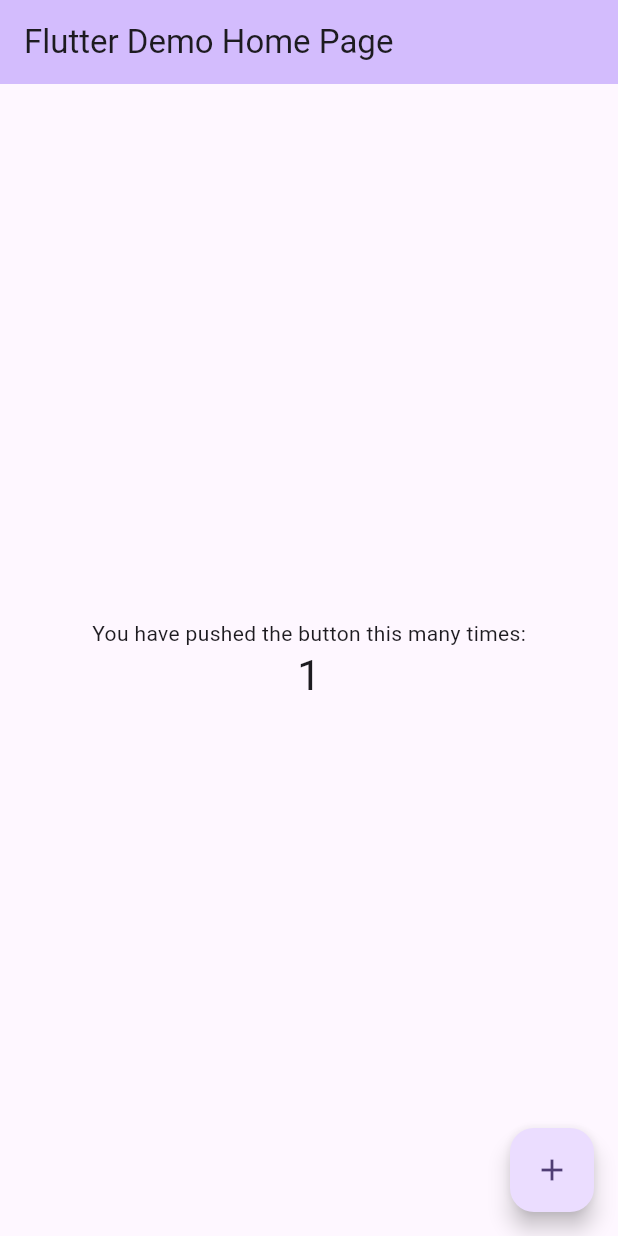
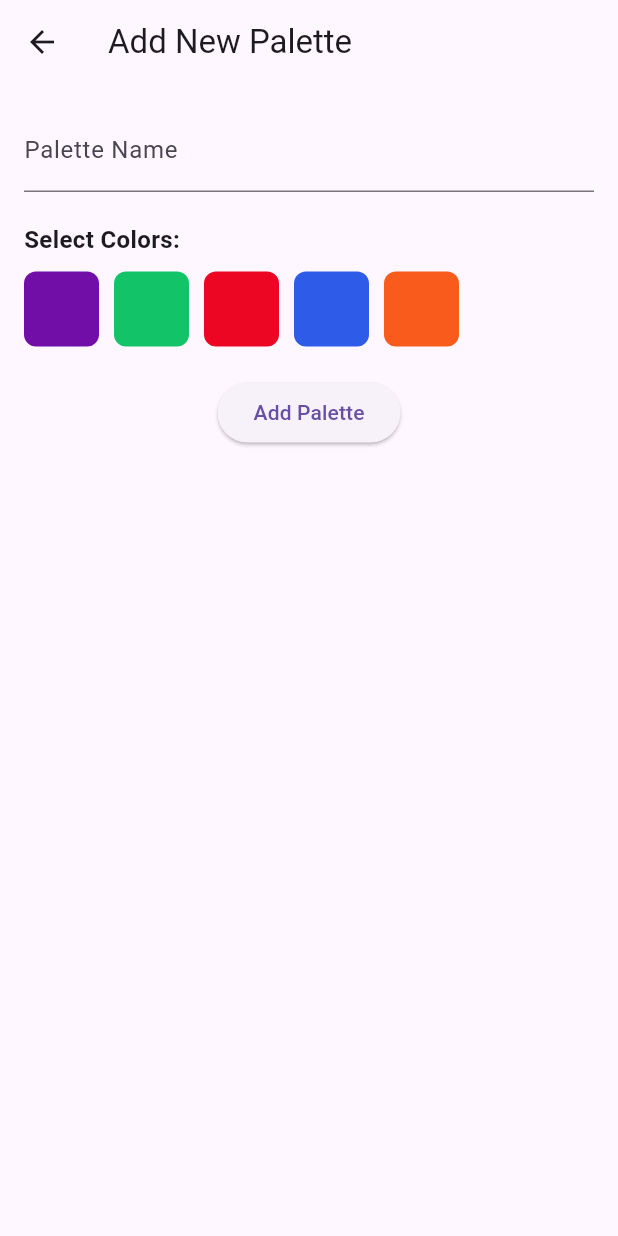
Before and after one commit to hinasahammed/color_palette_generator_app, a Flutter app: the screen it shows after launch, after a tap on the "add" icon, on a phone screen of 412 x 824 dp. Run offline on Flutter 3.47's test engine with Material 3 defaults, Android fonts, the phone set to English and light mode, and no system bars.

Commit message:
first commit

```diff
--- a/lib/main.dart
+++ b/lib/main.dart
@@ -1,125 +1,29 @@
+import 'package:color_palette_generator_app/views/splash.dart';
 import 'package:flutter/material.dart';
-
+import 'package:provider/provider.dart';
+import 'viewmodels/color_palette_viewmodel.dart';
+import 'viewmodels/theme_viewmodel.dart';
+import 'views/home_view.dart';
+import 'theme/app_theme.dart';
 void main() {
-  runApp(const MyApp());
+  runApp(MyApp());
 }
-
 class MyApp extends StatelessWidget {
-  const MyApp({super.key});
-
-  // This widget is the root of your application.
   @override
   Widget build(BuildContext context) {
-    return MaterialApp(
-      title: 'Flutter Demo',
-      theme: ThemeData(
-        // This is the theme of your application.
-        //
-        // TRY THIS: Try running your application with "flutter run". You'll see
-        // the application has a purple toolbar. Then, without quitting the app,
-        // try changing the seedColor in the colorScheme below to Colors.green
-        // and then invoke "hot reload" (save your changes or press the "hot
-        // reload" button in a Flutter-supported IDE, or press "r" if you used
-        // the command line to start the app).
-        //
-        // Notice that the counter didn't reset back to zero; the application
-        // state is not lost during the reload. To reset the state, use hot
-        // restart instead.
-        //
-        // This works for code too, not just values: Most code changes can be
-        // tested with just a hot reload.
-        colorScheme: ColorScheme.fromSeed(seedColor: Colors.deepPurple),
-        useMaterial3: true,
+    return MultiProvider(
+      providers: [
+        ChangeNotifierProvider(create: (_) => ColorPaletteViewModel()..fetchPalettes()),
+        ChangeNotifierProvider(create: (_) => ThemeViewModel()),
+      ],
+      child: Consumer<ThemeViewModel>(
+        builder: (context, themeViewModel, child) {
+          return MaterialApp(debugShowCheckedModeBanner: false,
+            theme: themeViewModel.isDarkMode ? AppTheme.darkTheme : AppTheme.lightTheme,
+            home: SplashView(),
+          );
+        },
       ),
-      home: const MyHomePage(title: 'Flutter Demo Home Page'),
     );
   }
 }
-
-class MyHomePage extends StatefulWidget {
-  const MyHomePage({super.key, required this.title});
-
-  // This widget is the home page of your application. It is stateful, meaning
-  // that it has a State object (defined below) that contains fields that affect
-  // how it looks.
-
-  // This class is the configuration for the state. It holds the values (in this
-  // case the title) provided by the parent (in this case the App widget) and
-  // used by the build method of the State. Fields in a Widget subclass are
-  // always marked "final".
-
-  final String title;
-
-  @override
-  State<MyHomePage> createState() => _MyHomePageState();
-}
-
-class _MyHomePageState extends State<MyHomePage> {
-  int _counter = 0;
-
-  void _incrementCounter() {
-    setState(() {
-      // This call to setState tells the Flutter framework that something has
-      // changed in this State, which causes it to rerun the build method below
-      // so that the display can reflect the updated values. If we changed
-      // _counter without calling setState(), then the build method would not be
-      // called again, and so nothing would appear to happen.
-      _counter++;
-    });
-  }
-
-  @override
-  Widget build(BuildContext context) {
-    // This method is rerun every time setState is called, for instance as done
-    // by the _incrementCounter method above.
-    //
-    // The Flutter framework has been optimized to make rerunning build methods
-    // fast, so that you can just rebuild anything that needs updating rather
-    // than having to individually change instances of widgets.
-    return Scaffold(
-      appBar: AppBar(
-        // TRY THIS: Try changing the color here to a specific color (to
-        // Colors.amber, perhaps?) and trigger a hot reload to see the AppBar
-        // change color while the other colors stay the same.
-        backgroundColor: Theme.of(context).colorScheme.inversePrimary,
-        // Here we take the value from the MyHomePage object that was created by
-        // the App.build method, and use it to set our appbar title.
-        title: Text(widget.title),
-      ),
-      body: Center(
-        // Center is a layout widget. It takes a single child and positions it
-        // in the middle of the parent.
-        child: Column(
-          // Column is also a layout widget. It takes a list of children and
-          // arranges them vertically. By default, it sizes itself to fit its
-          // children horizontally, and tries to be as tall as its parent.
-          //
-          // Column has various properties to control how it sizes itself and
-          // how it positions its children. Here we use mainAxisAlignment to
-          // center the children vertically; the main axis here is the vertical
-          // axis because Columns are vertical (the cross axis would be
-          // horizontal).
-          //
-          // TRY THIS: Invoke "debug painting" (choose the "Toggle Debug Paint"
-          // action in the IDE, or press "p" in the console), to see the
-          // wireframe for each widget.
-          mainAxisAlignment: MainAxisAlignment.center,
-          children: <Widget>[
-            const Text(
-              'You have pushed the button this many times:',
-            ),
-            Text(
-              '$_counter',
-              style: Theme.of(context).textTheme.headlineMedium,
-            ),
-          ],
-        ),
-      ),
-      floatingActionButton: FloatingActionButton(
-        onPressed: _incrementCounter,
-        tooltip: 'Increment',
-        child: const Icon(Icons.add),
-      ), // This trailing comma makes auto-formatting nicer for build methods.
-    );
-  }
-}
--- /dev/null
+++ b/lib/model/color_palate_model.dart
@@ -0,0 +1,7 @@
+class ColorPalette {
+  final String id;
+  final String name;
+  final List<int> colors;
+
+  ColorPalette({required this.id, required this.name, required this.colors});
+}
--- /dev/null
+++ b/lib/services/palette_service.dart
@@ -0,0 +1,18 @@
+import 'package:color_palette_generator_app/model/color_palate_model.dart';
+
+
+class PaletteService {
+  static final List<ColorPalette> _palettes = [];
+
+  static List<ColorPalette> getPalettes() {
+    return _palettes;
+  }
+
+  static void addPalette(ColorPalette palette) {
+    _palettes.add(palette);
+  }
+
+  static void deletePalette(String id) {
+    _palettes.removeWhere((palette) => palette.id == id);
+  }
+}
--- /dev/null
+++ b/lib/theme/app_theme.dart
@@ -0,0 +1,13 @@
+import 'package:flutter/material.dart';
+
+class AppTheme {
+  static ThemeData lightTheme = ThemeData(
+    primarySwatch: Colors.blue,
+    brightness: Brightness.light,
+  );
+
+  static ThemeData darkTheme = ThemeData(
+    primarySwatch: Colors.blue,
+    brightness: Brightness.dark,
+  );
+}
--- /dev/null
+++ b/lib/utils/palette_generator.dart
@@ -0,0 +1,19 @@
+import 'dart:math';
+
+class PaletteGenerator {
+  static List<int> generateRandomColors(int count) {
+    Random random = Random();
+    return List.generate(count, (_) => random.nextInt(0xFFFFFF) + 0xFF000000);
+  }
+}
+
+   String generateCode() {
+    const String characters = "1234567890abcdef";
+    String code = "";
+
+    for (int i = 0; i < 6; i++) {
+      code += characters[Random().nextInt(characters.length)];
+    }
+
+    return "0xFF$code";
+  }
--- /dev/null
+++ b/lib/viewmodels/color_palette_viewmodel.dart
@@ -0,0 +1,31 @@
+
+import 'package:flutter/material.dart';
+import '../model/color_palate_model.dart';
+
+class ColorPaletteViewModel extends ChangeNotifier {
+  List<ColorPalette> _palettes = [];
+  bool _isLoading = false;
+
+  List<ColorPalette> get palettes => _palettes;
+  bool get isLoading => _isLoading;
+
+  void fetchPalettes() {
+    _palettes = [];
+    notifyListeners();
+  }
+
+  void addPalette(ColorPalette palette) {
+    _palettes.add(palette);
+    notifyListeners();
+  }
+
+  void deletePalette(String id) {
+    _palettes.removeWhere((palette) => palette.id == id);
+    notifyListeners();
+  }
+
+  void searchPalettes(String query) {
+    _palettes = _palettes.where((palette) => palette.name.contains(query)).toList();
+    notifyListeners();
+  }
+}
--- /dev/null
+++ b/lib/viewmodels/theme_viewmodel.dart
@@ -0,0 +1,12 @@
+import 'package:flutter/material.dart';
+
+class ThemeViewModel extends ChangeNotifier {
+  bool _isDarkMode = false;
+
+  bool get isDarkMode => _isDarkMode;
+
+  void toggleTheme() {
+    _isDarkMode = !_isDarkMode;
+    notifyListeners();
+  }
+}
--- /dev/null
+++ b/lib/views/add_palette_view.dart
@@ -0,0 +1,108 @@
+// ignore_for_file: library_private_types_in_public_api, use_key_in_widget_constructors
+
+import 'package:flutter/material.dart';
+import 'package:provider/provider.dart';
+import '../utils/palette_generator.dart';
+import '../viewmodels/color_palette_viewmodel.dart';
+import '../model/color_palate_model.dart';
+
+class AddPaletteView extends StatefulWidget {
+  @override
+  _AddPaletteViewState createState() => _AddPaletteViewState();
+}
+
+class _AddPaletteViewState extends State<AddPaletteView> {
+  final _formKey = GlobalKey<FormState>();
+  final _paletteNameController = TextEditingController();
+  List<int> randomColors = PaletteGenerator.generateRandomColors(5);
+  int? _selectedColor;
+
+  @override
+  Widget build(BuildContext context) {
+    return Scaffold(
+      resizeToAvoidBottomInset: true,
+      appBar: AppBar(title: Text('Add New Palette')),
+      body: SingleChildScrollView(
+        child: Padding(
+          padding: const EdgeInsets.all(16.0),
+          child: Form(
+            key: _formKey,
+            child: Column(
+              crossAxisAlignment: CrossAxisAlignment.start,
+              children: [
+                TextFormField(
+                  controller: _paletteNameController,
+                  decoration: InputDecoration(labelText: 'Palette Name'),
+                  validator: (value) {
+                    if (value == null || value.isEmpty) {
+                      return 'Please enter a name';
+                    }
+                    return null;
+                  },
+                ),
+               const SizedBox(height: 20),
+                const Text(
+                  'Select Colors:',
+                  style: TextStyle(fontSize: 16, fontWeight: FontWeight.bold),
+                ),
+               const SizedBox(height: 10),
+                Wrap(
+                  spacing: 10,
+                  runSpacing: 10,
+                  children: randomColors
+                      .map(
+                        (colorValue) => GestureDetector(
+                          onTap: () {
+                            setState(() {
+                              _selectedColor = colorValue;
+                            });
+                          },
+                          child: Container(
+                            width: 50,
+                            height: 50,
+                            decoration: BoxDecoration(
+                              color: Color(colorValue),
+                              borderRadius: BorderRadius.circular(8),
+                              border: Border.all(
+                                color: _selectedColor == colorValue
+                                    ? Colors.black
+                                    : Colors.transparent,
+                                width: 2,
+                              ),
+                            ),
+                          ),
+                        ),
+                      )
+                      .toList(),
+                ),
+                SizedBox(height: 20),
+                Center(
+                  child: ElevatedButton(
+                    onPressed: () {
+                      if (_formKey.currentState!.validate()) {
+                        final palette = ColorPalette(
+                          id: DateTime.now().toString(),
+                          name: _paletteNameController.text,
+                          colors: randomColors,
+                        );
+
+                        print('Added Palette: ${palette.name}');
+                        print('Colors: ${palette.colors}');
+
+                        Provider.of<ColorPaletteViewModel>(context,
+                                listen: false)
+                            .addPalette(palette);
+                        Navigator.pop(context);
+                      }
+                    },
+                    child: Text('Add Palette'),
+                  ),
+                ),
+              ],
+            ),
+          ),
+        ),
+      ),
+    );
+  }
+}
--- /dev/null
+++ b/lib/views/home_view.dart
@@ -0,0 +1,171 @@
+import 'dart:math';
+import 'package:flutter/material.dart';
+import 'package:provider/provider.dart';
+import '../viewmodels/color_palette_viewmodel.dart';
+import '../widgets/palette_card.dart';
+import 'add_palette_view.dart';
+
+class HomeView extends StatefulWidget {
+  @override
+  _HomeViewState createState() => _HomeViewState();
+}
+
+class _HomeViewState extends State<HomeView> with SingleTickerProviderStateMixin {
+  Color _backgroundColor = Colors.white;
+  double _fabRotation = 0;
+
+
+  Color _generateRandomColor() {
+    Random random = Random();
+    return Color.fromARGB(
+      255,
+      random.nextInt(256),
+      random.nextInt(256),
+      random.nextInt(256),
+    );
+  }
+
+  @override
+  Widget build(BuildContext context) {
+    return Scaffold(
+      backgroundColor: _backgroundColor,
+      appBar: AppBar(centerTitle: true,
+        title: Text('Color Palettes'),
+        actions: [
+          IconButton(
+            icon: const Icon(Icons.search),
+            onPressed: () {
+              showSearch(context: context, delegate: PaletteSearch());
+            },
+          ),
+        ],
+      ),
+      body: Consumer<ColorPaletteViewModel>(
+        builder: (context, viewModel, child) {
+          if (viewModel.isLoading) {
+            return const Center(child: CircularProgressIndicator());
+          }
+
+          if (viewModel.palettes.isEmpty) {
+            return const Center(
+              child: Text(
+                'No palettes available. Add one by clicking the button below.',
+                style: TextStyle(fontSize: 16, color: Colors.grey),
+              ),
+            );
+          }
+
+          return ListView.builder(
+            itemCount: viewModel.palettes.length,
+            itemBuilder: (context, index) {
+              final palette = viewModel.palettes[index];
+              return PaletteCard(
+                palette: palette,
+                onDelete: () => viewModel.deletePalette(palette.id),
+              );
+            },
+          );
+        },
+      ),
+      floatingActionButton: Column(
+        mainAxisSize: MainAxisSize.min,
+        crossAxisAlignment: CrossAxisAlignment.end,
+        children: [
+          FloatingActionButton(
+            onPressed: () {
+              setState(() {
+                _backgroundColor = _generateRandomColor();
+                _fabRotation += pi / 4;
+              });
+            },
+            child: const Icon(Icons.color_lens),
+            tooltip: 'Change Background Color',
+            heroTag: 'colorFab',
+          ),
+          const SizedBox(height: 16),
+          FloatingActionButton(
+            onPressed: () {
+              Navigator.push(
+                context,
+                MaterialPageRoute(builder: (context) => AddPaletteView()),
+              );
+            },
+            child: const Icon(Icons.add),
+            tooltip: 'Add Palette',
+            heroTag: 'addFab',
+          ),
+        ],
+      ),
+    );
+  }
+}
+class PaletteSearch extends SearchDelegate {
+  @override
+  List<Widget> buildActions(BuildContext context) {
+    return [
+      IconButton(
+        icon: Icon(Icons.clear),
+        onPressed: () {
+          query = '';
+        },
+      ),
+    ];
+  }
+
+  @override
+  Widget buildLeading(BuildContext context) {
+    return IconButton(
+      icon: const Icon(Icons.arrow_back),
+      onPressed: () {
+        close(context, null);
+      },
+    );
+  }
+
+  @override
+  Widget buildResults(BuildContext context) {
+    final viewModel = Provider.of<ColorPaletteViewModel>(context, listen: false);
+    final searchResults = viewModel.palettes
+        .where((palette) =>
+            palette.name.toLowerCase().contains(query.toLowerCase()))
+        .toList();
+
+    if (searchResults.isEmpty) {
+      return const Center(child: Text('No palettes found.'));
+    }
+
+    return ListView.builder(
+      itemCount: searchResults.length,
+      itemBuilder: (context, index) {
+        final palette = searchResults[index];
+        return PaletteCard(
+          palette: palette,
+          onDelete: () => viewModel.deletePalette(palette.id),
+        );
+      },
+    );
+  }
+
+  @override
+  Widget buildSuggestions(BuildContext context) {
+    final viewModel = Provider.of<ColorPaletteViewModel>(context, listen: false);
+    final suggestions = viewModel.palettes
+        .where((palette) =>
+            palette.name.toLowerCase().contains(query.toLowerCase()))
+        .toList();
+
+    return ListView.builder(
+      itemCount: suggestions.length,
+      itemBuilder: (context, index) {
+        final palette = suggestions[index];
+        return ListTile(
+          title: Text(palette.name),
+          onTap: () {
+            query = palette.name;
+            showResults(context);
+          },
+        );
+      },
+    );
+  }
+}
--- /dev/null
+++ b/lib/views/splash.dart
@@ -0,0 +1,49 @@
+
+import 'package:flutter/material.dart';
+import 'dart:async';
+import 'home_view.dart';
+
+class SplashView extends StatefulWidget {
+  @override
+  _SplashViewState createState() => _SplashViewState();
+}
+
+class _SplashViewState extends State<SplashView> {
+  @override
+  void initState() {
+    super.initState();
+    Timer(Duration(seconds: 3), () {
+      Navigator.of(context).pushReplacement(
+        MaterialPageRoute(builder: (context) => HomeView()),
+      );
+    });
+  }
+
+  @override
+  Widget build(BuildContext context) {
+    return Scaffold(
+      backgroundColor: Colors.blue,
+      body: Center(
+        child: Column(
+          mainAxisAlignment: MainAxisAlignment.center,
+          children: [
+            Image.asset('assets/logo.jpg', width: 150, height: 150),
+            SizedBox(height: 20),
+            Text(
+              'Color Palette App',
+              style: TextStyle(
+                color: Colors.white,
+                fontSize: 24,
+                fontWeight: FontWeight.bold,
+              ),
+            ),
+            SizedBox(height: 20),
+            CircularProgressIndicator(
+              valueColor: AlwaysStoppedAnimation<Color>(Colors.white),
+            ),
+          ],
+        ),
+      ),
+    );
+  }
+}
--- /dev/null
+++ b/lib/widgets/palette_card.dart
@@ -0,0 +1,22 @@
+import 'package:color_palette_generator_app/model/color_palate_model.dart';
+import 'package:flutter/material.dart';
+
+class PaletteCard extends StatelessWidget {
+  final ColorPalette palette;
+  final VoidCallback onDelete;
+
+  const PaletteCard({required this.palette, required this.onDelete});
+
+  @override
+  Widget build(BuildContext context) {
+    return Card(
+      child: ListTile(
+        title: Text(palette.name),
+        trailing: IconButton(
+          icon: Icon(Icons.delete),
+          onPressed: onDelete,
+        ),
+      ),
+    );
+  }
+}
```
Also changed, not shown: lib/views/color_palette_view.dart (added, +60 -0 lines), lib/widgets/color_picker_widget.dart (added, +25 -0 lines), pubspec.yaml (+7 -20 lines), assets/logo.jpg (added), pubspec.lock, 2 other files.
